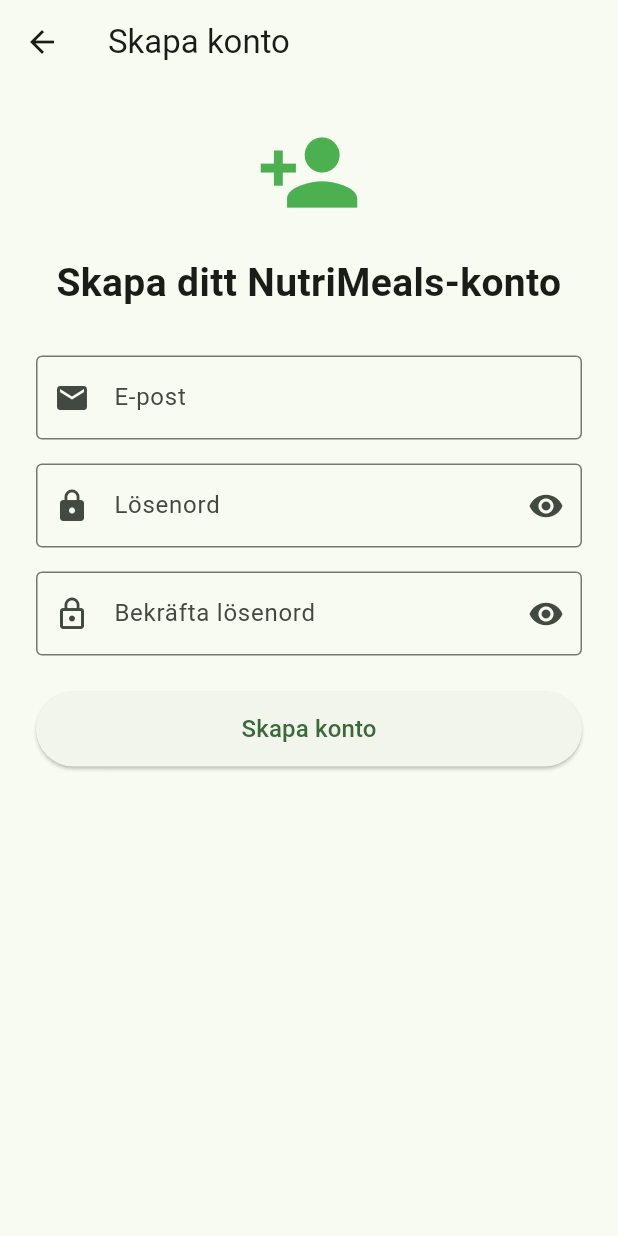
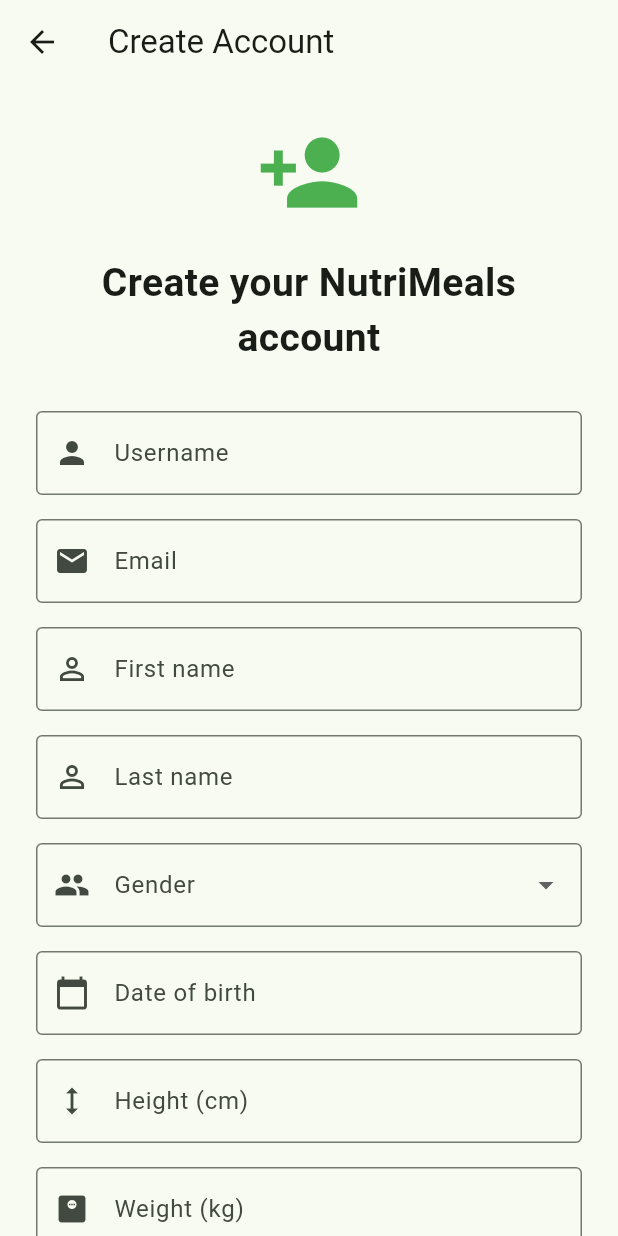
Before and after one commit to IffeCode/NutriMeals, a Flutter app: the RegisterPage screen opened directly, on a phone screen of 412 x 824 dp. Run offline on Flutter 3.47's test engine with Material 3 defaults, Android fonts, the phone set to English and light mode, and no system bars; our stand-ins replace firebase_auth, firebase_core, firebase_database; accounts and stored records are empty.

Commit message:
translation fix

```diff
--- a/lib/pages/login_page.dart
+++ b/lib/pages/login_page.dart
@@ -4,7 +4,6 @@
 import 'home_page.dart';
 import 'profile_page.dart';
 import 'register_page.dart';
-
 
 class LoginPage extends StatefulWidget {
   const LoginPage({super.key});
@@ -30,7 +29,7 @@
     final password = _passwordController.text.trim();
 
     if (email.isEmpty || password.isEmpty) {
-      showMessage('Fyll i både e-post och lösenord.');
+      showMessage('Please enter both email and password.');
       return;
     }
 
@@ -57,33 +56,33 @@
 
       switch (e.code) {
         case 'invalid-email':
-          message = 'Ogiltig e-postadress.';
+          message = 'Invalid email address.';
           break;
 
         case 'user-not-found':
-          message = 'Det finns inget konto med denna e-postadress.';
+          message = 'No account was found with this email address.';
           break;
 
         case 'wrong-password':
         case 'invalid-credential':
-          message = 'Fel e-postadress eller lösenord.';
+          message = 'Incorrect email or password.';
           break;
 
         case 'user-disabled':
-          message = 'Detta konto är inaktiverat.';
+          message = 'This account has been disabled.';
           break;
 
         case 'too-many-requests':
-          message = 'För många försök. Försök igen senare.';
+          message = 'Too many attempts. Please try again later.';
           break;
 
         default:
-          message = 'Något gick fel. Försök igen.';
+          message = 'Something went wrong. Please try again.';
       }
 
       showMessage(message);
     } catch (e) {
-      showMessage('Något gick fel. Försök igen.');
+      showMessage('Something went wrong. Please try again.');
     } finally {
       if (mounted) {
         setState(() {
@@ -146,7 +145,7 @@
                 const SizedBox(height: 8),
 
                 const Text(
-                  'Hitta recept utifrån det du har hemma.',
+                  'Find recipes based on the ingredients you have.',
                   textAlign: TextAlign.center,
                   style: TextStyle(
                     fontSize: 16,
@@ -159,7 +158,7 @@
                   controller: _emailController,
                   keyboardType: TextInputType.emailAddress,
                   decoration: const InputDecoration(
-                    labelText: 'E-post',
+                    labelText: 'Email',
                     prefixIcon: Icon(Icons.email),
                     border: OutlineInputBorder(),
                   ),
@@ -171,7 +170,7 @@
                   controller: _passwordController,
                   obscureText: obscurePassword,
                   decoration: InputDecoration(
-                    labelText: 'Lösenord',
+                    labelText: 'Password',
                     prefixIcon: const Icon(Icons.lock),
                     border: const OutlineInputBorder(),
                     suffixIcon: IconButton(
@@ -203,7 +202,7 @@
                       child: CircularProgressIndicator(),
                     )
                         : const Text(
-                      'Logga in',
+                      'Log in',
                       style: TextStyle(
                         fontSize: 16,
                       ),
@@ -223,7 +222,7 @@
                     );
                   },
                   child: const Text(
-                    'Skapa ett konto',
+                    'Create an account',
                   ),
                 ),
 
@@ -236,7 +235,7 @@
                 OutlinedButton(
                   onPressed: continueAsGuest,
                   child: const Text(
-                    'Fortsätt som gäst',
+                    'Continue as guest',
                   ),
                 ),
               ],
--- a/lib/pages/profile_page.dart
+++ b/lib/pages/profile_page.dart
@@ -27,7 +27,7 @@
 
     return Scaffold(
       appBar: AppBar(
-        title: const Text('Min profil'),
+        title: const Text('My Profile'),
       ),
       body: Padding(
         padding: const EdgeInsets.all(16),
@@ -45,7 +45,7 @@
             const SizedBox(height: 24),
 
             const Text(
-              'Min profil',
+              'My Profile',
               style: TextStyle(
                 fontSize: 28,
                 fontWeight: FontWeight.bold,
@@ -55,14 +55,14 @@
             const SizedBox(height: 20),
 
             Text(
-              'E-post',
+              'Email',
               style: Theme.of(context).textTheme.titleMedium,
             ),
 
             const SizedBox(height: 4),
 
             Text(
-              user?.email ?? 'Ingen e-post hittades',
+              user?.email ?? 'No email found',
               style: const TextStyle(
                 fontSize: 16,
               ),
@@ -81,7 +81,7 @@
                     ),
                   );
                 },
-                child: const Text('Fortsätt till NutriMeals'),
+                child: const Text('Continue to NutriMeals'),
               ),
             ),
 
@@ -91,9 +91,9 @@
               width: double.infinity,
               child: OutlinedButton(
                 onPressed: () {
-                  // Edit Profile kommer här senare.
+                  // Edit Profile will be added here.
                 },
-                child: const Text('Redigera profil'),
+                child: const Text('Edit Profile'),
               ),
             ),
 
@@ -104,7 +104,7 @@
               child: OutlinedButton.icon(
                 onPressed: () => logout(context),
                 icon: const Icon(Icons.logout),
-                label: const Text('Logga ut'),
+                label: const Text('Log out'),
               ),
             ),
           ],
--- a/lib/pages/register_page.dart
+++ b/lib/pages/register_page.dart
@@ -1,7 +1,8 @@
 import 'package:firebase_auth/firebase_auth.dart';
+import 'package:firebase_database/firebase_database.dart';
 import 'package:flutter/material.dart';
 
-import 'home_page.dart';
+import 'profile_page.dart';
 
 class RegisterPage extends StatefulWidget {
   const RegisterPage({super.key});
@@ -13,7 +14,28 @@
 class _RegisterPageState extends State<RegisterPage> {
   final FirebaseAuth _auth = FirebaseAuth.instance;
 
+  final DatabaseReference _database =
+  FirebaseDatabase.instance.ref();
+
+  final TextEditingController _usernameController =
+  TextEditingController();
+
   final TextEditingController _emailController =
+  TextEditingController();
+
+  final TextEditingController _firstNameController =
+  TextEditingController();
+
+  final TextEditingController _lastNameController =
+  TextEditingController();
+
+  final TextEditingController _dateOfBirthController =
+  TextEditingController();
+
+  final TextEditingController _heightController =
+  TextEditingController();
+
+  final TextEditingController _weightController =
   TextEditingController();
 
   final TextEditingController _passwordController =
@@ -22,30 +44,73 @@
   final TextEditingController _confirmPasswordController =
   TextEditingController();
 
+  String? selectedGender;
+
   bool isLoading = false;
   bool obscurePassword = true;
   bool obscureConfirmPassword = true;
 
+  Future<void> selectDateOfBirth() async {
+    final selectedDate = await showDatePicker(
+      context: context,
+      initialDate: DateTime(2000),
+      firstDate: DateTime(1900),
+      lastDate: DateTime.now(),
+    );
+
+    if (selectedDate != null) {
+      setState(() {
+        _dateOfBirthController.text =
+        '${selectedDate.year}-'
+            '${selectedDate.month.toString().padLeft(2, '0')}-'
+            '${selectedDate.day.toString().padLeft(2, '0')}';
+      });
+    }
+  }
+
   Future<void> register() async {
+    final username = _usernameController.text.trim();
     final email = _emailController.text.trim();
+    final firstName = _firstNameController.text.trim();
+    final lastName = _lastNameController.text.trim();
+    final dateOfBirth = _dateOfBirthController.text.trim();
+    final height = _heightController.text.trim();
+    final weight = _weightController.text.trim();
     final password = _passwordController.text.trim();
     final confirmPassword =
     _confirmPasswordController.text.trim();
 
-    if (email.isEmpty ||
+    if (username.isEmpty ||
+        email.isEmpty ||
+        firstName.isEmpty ||
+        lastName.isEmpty ||
+        dateOfBirth.isEmpty ||
+        height.isEmpty ||
+        weight.isEmpty ||
+        selectedGender == null ||
         password.isEmpty ||
         confirmPassword.isEmpty) {
-      showMessage('Fyll i alla fält.');
+      showMessage('Please fill in all fields.');
       return;
     }
 
     if (password != confirmPassword) {
-      showMessage('Lösenorden matchar inte.');
+      showMessage('Passwords do not match.');
       return;
     }
 
     if (password.length < 8) {
-      showMessage('Lösenordet måste innehålla minst 8 tecken.');
+      showMessage(
+        'Password must contain at least 8 characters.',
+      );
+      return;
+    }
+
+    final heightValue = double.tryParse(height);
+    final weightValue = double.tryParse(weight);
+
+    if (heightValue == null || weightValue == null) {
+      showMessage('Height and weight must be numbers.');
       return;
     }
 
@@ -54,44 +119,68 @@
     });
 
     try {
+      final credential =
       await _auth.createUserWithEmailAndPassword(
         email: email,
         password: password,
       );
 
+      final user = credential.user;
+
+      if (user == null) {
+        throw Exception('Could not create user.');
+      }
+
+      await _database
+          .child('users')
+          .child(user.uid)
+          .set({
+        'userId': user.uid,
+        'username': username,
+        'email': email,
+        'firstName': firstName,
+        'lastName': lastName,
+        'gender': selectedGender,
+        'dateOfBirth': dateOfBirth,
+        'height': heightValue,
+        'weight': weightValue,
+      });
+
       if (!mounted) return;
 
-      showMessage('Kontot har skapats!');
-
-      Navigator.pushReplacement(
+      Navigator.pushAndRemoveUntil(
         context,
         MaterialPageRoute(
-          builder: (context) => const HomePage(),
+          builder: (context) => const ProfilePage(),
         ),
+            (route) => false,
       );
     } on FirebaseAuthException catch (e) {
       String message;
 
       switch (e.code) {
         case 'email-already-in-use':
-          message = 'Det finns redan ett konto med denna e-post.';
+          message =
+          'An account with this email already exists.';
           break;
 
         case 'invalid-email':
-          message = 'Ogiltig e-postadress.';
+          message = 'Invalid email address.';
           break;
 
         case 'weak-password':
-          message = 'Lösenordet är för svagt.';
+          message = 'The password is too weak.';
           break;
 
         default:
-          message = 'Kunde inte skapa kontot.';
+          message = 'Could not create the account.';
       }
 
       showMessage(message);
     } catch (e) {
-      showMessage('Något gick fel. Försök igen.');
+      showMessage(
+        'Something went wrong while creating the account.',
+      );
     } finally {
       if (mounted) {
         setState(() {
@@ -111,9 +200,16 @@
 
   @override
   void dispose() {
+    _usernameController.dispose();
     _emailController.dispose();
+    _firstNameController.dispose();
+    _lastNameController.dispose();
+    _dateOfBirthController.dispose();
+    _heightController.dispose();
+    _weightController.dispose();
     _passwordController.dispose();
     _confirmPasswordController.dispose();
+
     super.dispose();
   }
 
@@ -121,7 +217,7 @@
   Widget build(BuildContext context) {
     return Scaffold(
       appBar: AppBar(
-        title: const Text('Skapa konto'),
+        title: const Text('Create Account'),
       ),
       body: SafeArea(
         child: SingleChildScrollView(
@@ -137,7 +233,7 @@
               const SizedBox(height: 20),
 
               const Text(
-                'Skapa ditt NutriMeals-konto',
+                'Create your NutriMeals account',
                 style: TextStyle(
                   fontSize: 26,
                   fontWeight: FontWeight.bold,
@@ -148,11 +244,111 @@
               const SizedBox(height: 30),
 
               TextField(
+                controller: _usernameController,
+                decoration: const InputDecoration(
+                  labelText: 'Username',
+                  prefixIcon: Icon(Icons.person),
+                  border: OutlineInputBorder(),
+                ),
+              ),
+
+              const SizedBox(height: 16),
+
+              TextField(
                 controller: _emailController,
                 keyboardType: TextInputType.emailAddress,
                 decoration: const InputDecoration(
-                  labelText: 'E-post',
+                  labelText: 'Email',
                   prefixIcon: Icon(Icons.email),
+                  border: OutlineInputBorder(),
+                ),
+              ),
+
+              const SizedBox(height: 16),
+
+              TextField(
+                controller: _firstNameController,
+                decoration: const InputDecoration(
+                  labelText: 'First name',
+                  prefixIcon: Icon(Icons.person_outline),
+                  border: OutlineInputBorder(),
+                ),
+              ),
+
+              const SizedBox(height: 16),
+
+              TextField(
+                controller: _lastNameController,
+                decoration: const InputDecoration(
+                  labelText: 'Last name',
+                  prefixIcon: Icon(Icons.person_outline),
+                  border: OutlineInputBorder(),
+                ),
+              ),
+
+              const SizedBox(height: 16),
+
+              DropdownButtonFormField<String>(
+                value: selectedGender,
+                decoration: const InputDecoration(
+                  labelText: 'Gender',
+                  prefixIcon: Icon(Icons.people),
+                  border: OutlineInputBorder(),
+                ),
+                items: const [
+                  DropdownMenuItem(
+                    value: 'Male',
+                    child: Text('Male'),
+                  ),
+                  DropdownMenuItem(
+                    value: 'Female',
+                    child: Text('Female'),
+                  ),
+                  DropdownMenuItem(
+                    value: 'Other',
+                    child: Text('Other'),
+                  ),
+                ],
+                onChanged: (value) {
+                  setState(() {
+                    selectedGender = value;
+                  });
+                },
+              ),
+
+              const SizedBox(height: 16),
+
+              TextField(
+                controller: _dateOfBirthController,
+                readOnly: true,
+                onTap: selectDateOfBirth,
+                decoration: const InputDecoration(
+                  labelText: 'Date of birth',
+                  prefixIcon: Icon(Icons.calendar_today),
+                  border: OutlineInputBorder(),
+                ),
+              ),
+
+              const SizedBox(height: 16),
+
+              TextField(
+                controller: _heightController,
+                keyboardType: TextInputType.number,
+                decoration: const InputDecoration(
+                  labelText: 'Height (cm)',
+                  prefixIcon: Icon(Icons.height),
+                  border: OutlineInputBorder(),
+                ),
+              ),
+
+              const SizedBox(height: 16),
+
+              TextField(
+                controller: _weightController,
+                keyboardType: TextInputType.number,
+                decoration: const InputDecoration(
+                  labelText: 'Weight (kg)',
+                  prefixIcon: Icon(Icons.monitor_weight),
                   border: OutlineInputBorder(),
                 ),
               ),
@@ -163,7 +359,7 @@
                 controller: _passwordController,
                 obscureText: obscurePassword,
                 decoration: InputDecoration(
-                  labelText: 'Lösenord',
+                  labelText: 'Password',
                   prefixIcon: const Icon(Icons.lock),
                   border: const OutlineInputBorder(),
                   suffixIcon: IconButton(
@@ -187,7 +383,7 @@
                 controller: _confirmPasswordController,
                 obscureText: obscureConfirmPassword,
                 decoration: InputDecoration(
-                  labelText: 'Bekräfta lösenord',
+                  labelText: 'Confirm password',
                   prefixIcon: const Icon(Icons.lock_outline),
                   border: const OutlineInputBorder(),
                   suffixIcon: IconButton(
@@ -220,7 +416,7 @@
                     child: CircularProgressIndicator(),
                   )
                       : const Text(
-                    'Skapa konto',
+                    'Create Account',
                     style: TextStyle(
                       fontSize: 16,
                     ),
```
